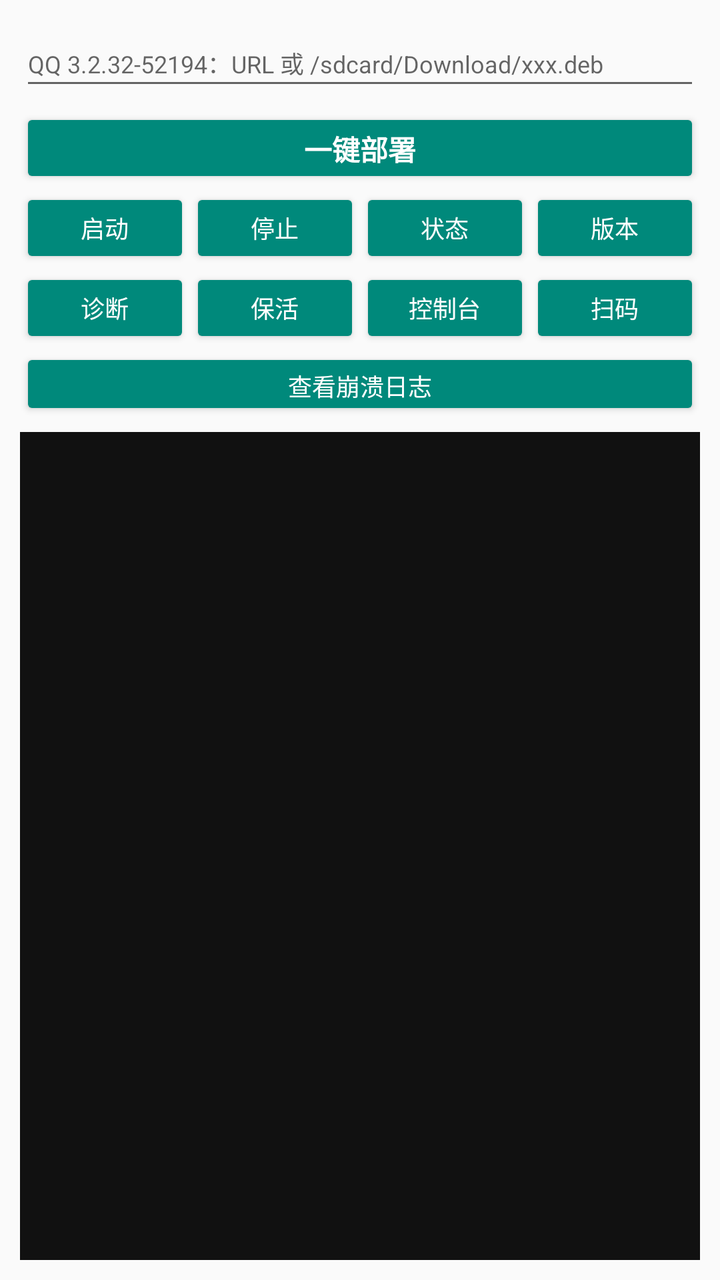
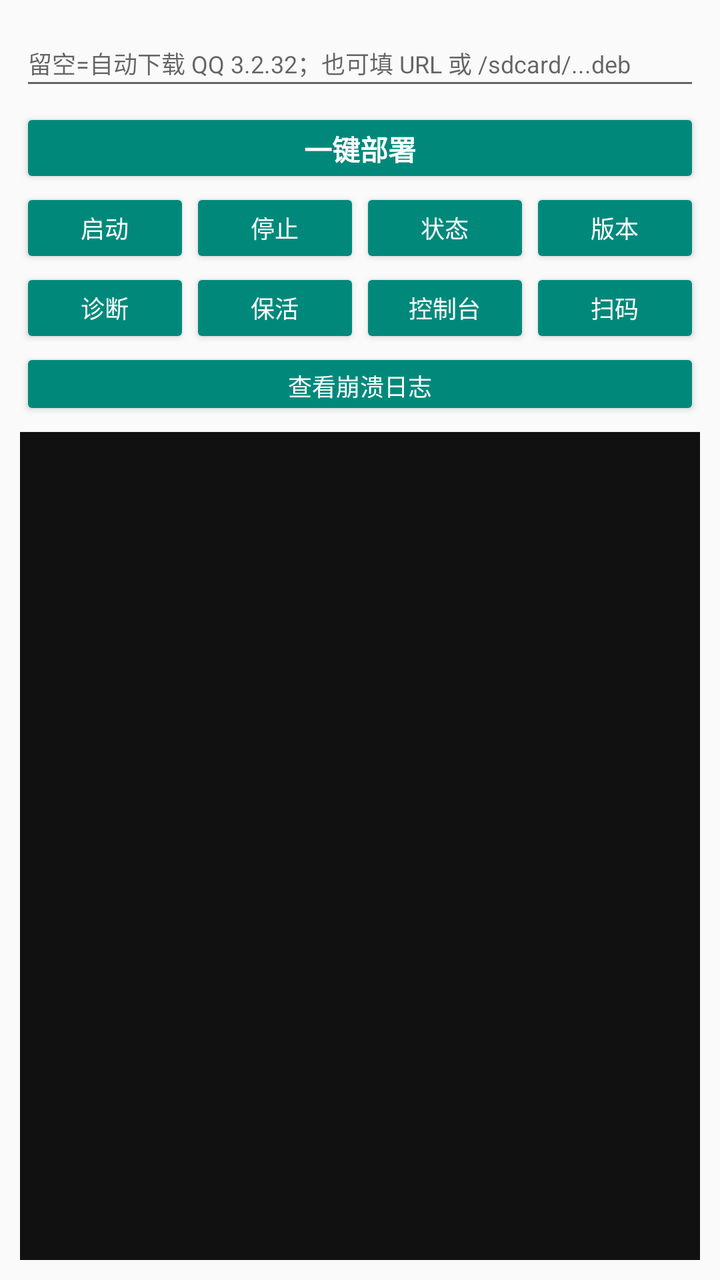

Before-and-after screenshots of an Android layout around one commit, followed by the original layout XML and the change that was made.
<!-- AndroidManifest.xml: application theme AppTheme -->
<!-- res/layout/activity_main.xml -->
<?xml version="1.0" encoding="utf-8"?>
<LinearLayout xmlns:android="http://schemas.android.com/apk/res/android"
    android:layout_width="match_parent"
    android:layout_height="match_parent"
    android:orientation="vertical"
    android:padding="10dp">

    <EditText
        android:id="@+id/etQQ"
        android:layout_width="match_parent"
        android:layout_height="wrap_content"
        android:hint="QQ 3.2.32-52194：URL 或 /sdcard/Download/xxx.deb"
        android:inputType="textUri"
        android:minHeight="40dp"
        android:textSize="12sp" />

    <Button
        android:id="@+id/btnDeploy"
        android:layout_width="match_parent"
        android:layout_height="40dp"
        android:layout_marginTop="4dp"
        android:text="一键部署"
        android:textStyle="bold" />

    <LinearLayout
        android:layout_width="match_parent"
        android:layout_height="wrap_content"
        android:orientation="horizontal">
        <Button android:id="@+id/btnStart" android:layout_width="0dp" android:layout_height="40dp" android:layout_weight="1" android:text="启动" android:textSize="12sp" />
        <Button android:id="@+id/btnStop" android:layout_width="0dp" android:layout_height="40dp" android:layout_weight="1" android:text="停止" android:textSize="12sp" />
        <Button android:id="@+id/btnStatus" android:layout_width="0dp" android:layout_height="40dp" android:layout_weight="1" android:text="状态" android:textSize="12sp" />
        <Button android:id="@+id/btnVer" android:layout_width="0dp" android:layout_height="40dp" android:layout_weight="1" android:text="版本" android:textSize="12sp" />
    </LinearLayout>

    <LinearLayout
        android:layout_width="match_parent"
        android:layout_height="wrap_content"
        android:orientation="horizontal">
        <Button android:id="@+id/btnDiag" android:layout_width="0dp" android:layout_height="40dp" android:layout_weight="1" android:text="诊断" android:textSize="12sp" />
        <Button android:id="@+id/btnKeep" android:layout_width="0dp" android:layout_height="40dp" android:layout_weight="1" android:text="保活" android:textSize="12sp" />
        <Button android:id="@+id/btnConsole" android:layout_width="0dp" android:layout_height="40dp" android:layout_weight="1" android:text="控制台" android:textSize="12sp" />
        <Button android:id="@+id/btnVnc" android:layout_width="0dp" android:layout_height="40dp" android:layout_weight="1" android:text="扫码" android:textSize="12sp" />
    </LinearLayout>

    <Button
        android:id="@+id/btnCrash"
        android:layout_width="match_parent"
        android:layout_height="36dp"
        android:text="查看崩溃日志"
        android:textSize="12sp" />

    <ScrollView
        android:id="@+id/svLog"
        android:layout_width="match_parent"
        android:layout_height="0dp"
        android:layout_weight="1"
        android:layout_marginTop="6dp"
        android:background="#111111"
        android:fillViewport="true">

        <TextView
            android:id="@+id/tvLog"
            android:layout_width="match_parent"
            android:layout_height="wrap_content"
            android:padding="8dp"
            android:textColor="#d0ffd0"
            android:textIsSelectable="true"
            android:textSize="11sp"
            android:typeface="monospace" />
    </ScrollView>

</LinearLayout>
<!-- resources referenced by this layout -->
<resources>
  <style name="AppTheme" parent="Theme.AppCompat.Light.DarkActionBar">
          <item name="colorPrimary">@color/colorPrimary</item>
          <item name="colorPrimaryDark">@color/colorPrimaryDark</item>
          <item name="colorAccent">@color/colorAccent</item>
          <item name="android:statusBarColor">@color/colorPrimaryDark</item>
          <item name="buttonStyle">@style/Widget.AppCompat.Button.Colored</item>
      </style>
  <color name="colorPrimary">#1565C0</color>
  <color name="colorPrimaryDark">#0D47A1</color>
  <color name="colorAccent">#00897B</color>
</resources>

<!-- the commit's change to res/layout/activity_main.xml (unified diff, before → after) -->
@@ -9,7 +9,7 @@
         android:id="@+id/etQQ"
         android:layout_width="match_parent"
         android:layout_height="wrap_content"
-        android:hint="QQ 3.2.32-52194：URL 或 /sdcard/Download/xxx.deb"
+        android:hint="留空=自动下载 QQ 3.2.32；也可填 URL 或 /sdcard/...deb"
         android:inputType="textUri"
         android:minHeight="40dp"
         android:textSize="12sp" />
